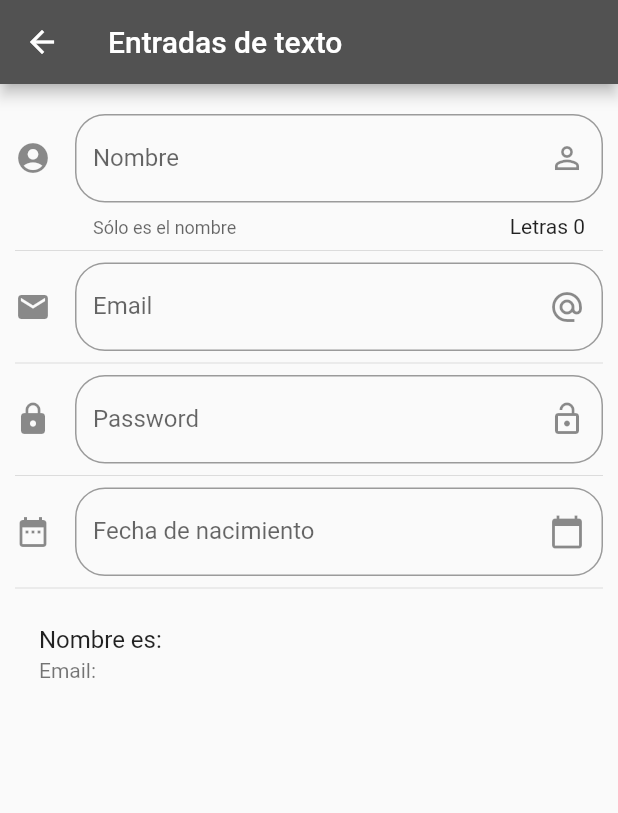
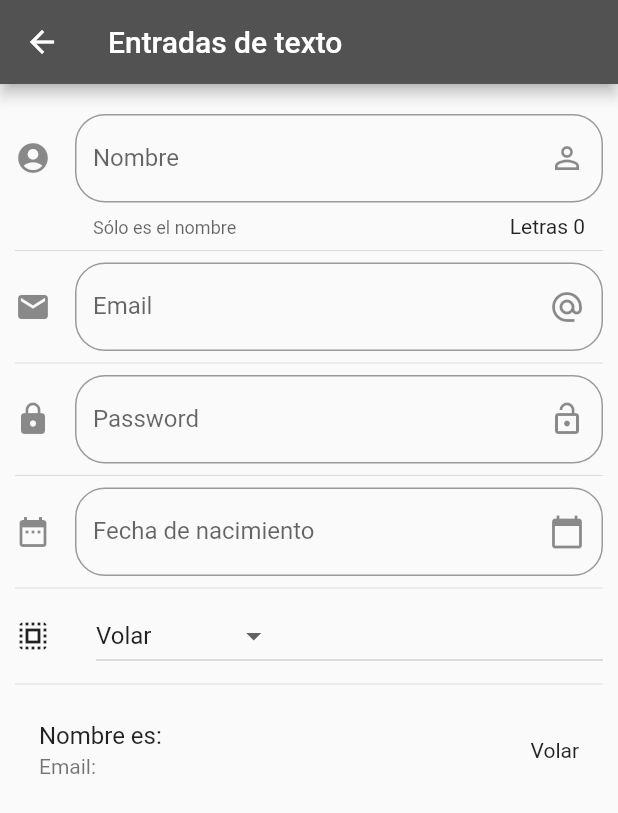
Before and after one commit to fabirt/curso-flutter, a Flutter app: the InputPage screen opened by its route, on a phone screen of 412 x 824 dp. Shown: the top 813 px of the screen. Run offline on Flutter 3.47's test engine with Material 2 defaults, Android fonts, the phone set to English and light mode, and no system bars.

Commit message:
Dropdown widget

```diff
--- a/componentes_app/lib/src/pages/input_page.dart
+++ b/componentes_app/lib/src/pages/input_page.dart
@@ -13,6 +13,10 @@ class _InputPageState extends State<InputPage> {
   String _nombre = '';
   String _email = '';
   String _fecha = '';
+
+  String _opcionSeleccionada = 'Volar';
+
+  List<String> _poderes = ['Volar', 'Rayos X', 'Super aliento', 'Super fuerza'];
 
   TextEditingController _inputFieldDateController = new TextEditingController();
 
@@ -34,6 +38,8 @@ class _InputPageState extends State<InputPage> {
             _crearPassword(),
             Divider(),
             _crearFecha(context),
+            Divider(),
+            _crearDropdown(),
             Divider(),
             _crearPersona(),
           ],
@@ -63,10 +69,46 @@ class _InputPageState extends State<InputPage> {
     );
   }
 
+
+  List<DropdownMenuItem<String>> _getDropdownItems() {
+
+    List<DropdownMenuItem<String>> lista = new List();
+    _poderes.forEach((poder) {
+      lista.add(DropdownMenuItem(
+        child: Text(poder),
+        value: poder,
+      ));
+    });
+    return lista;
+  }
+
+  Widget _crearDropdown() {
+
+    return Row(
+      children: <Widget>[
+        Icon(Icons.select_all),
+        SizedBox(width: 30.0,),
+        Expanded(
+          child: DropdownButton(
+            value: _opcionSeleccionada,
+            items: _getDropdownItems(),
+            onChanged: (item) {
+              setState(() {
+                _opcionSeleccionada = item;
+              });
+            },
+          ),
+        )
+      ],
+    );
+
+  }
+
   Widget _crearPersona() {
     return ListTile(
       title: Text('Nombre es: $_nombre'),
       subtitle: Text('Email: $_email'),
+      trailing: Text('$_opcionSeleccionada'),
     );
   }
 
```
